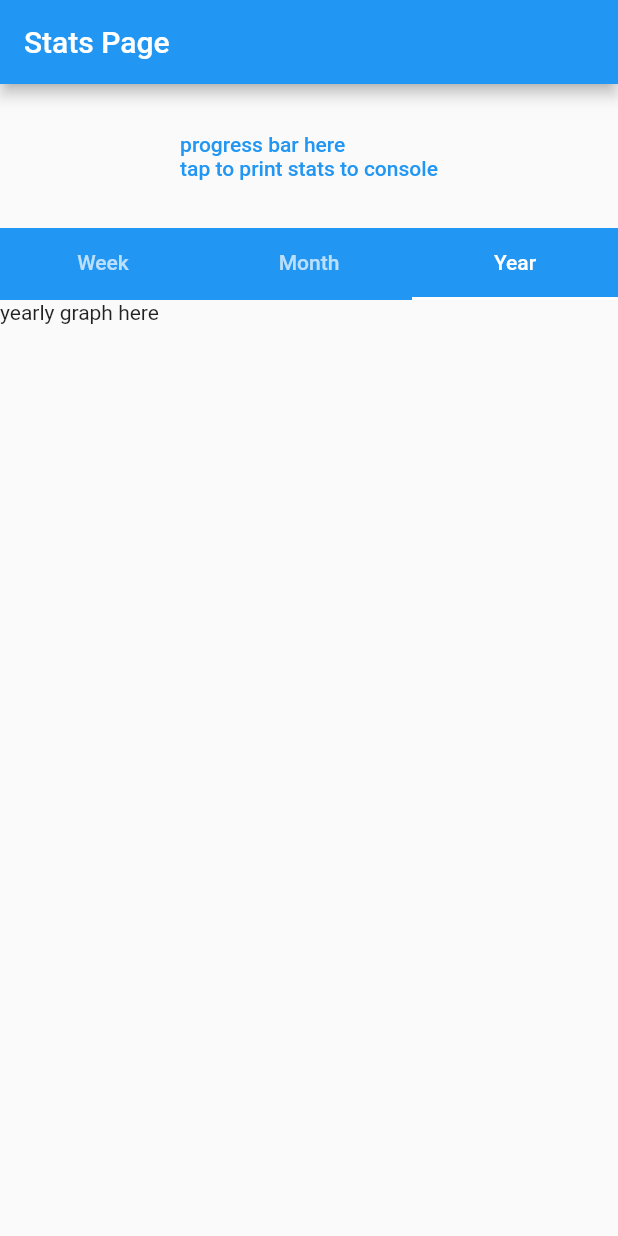
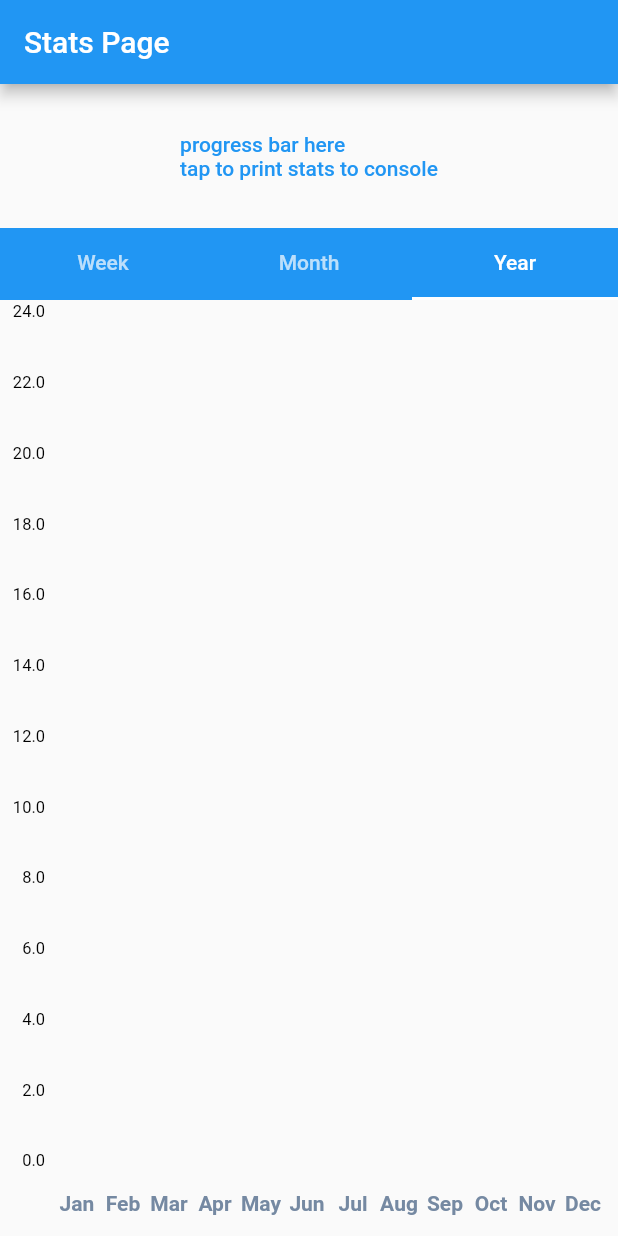
Before and after one commit to ayz122004/carrot, a Flutter app: the StatPage screen opened directly, tab 3 chosen, on a phone screen of 412 x 824 dp. Run offline on Flutter 3.47's test engine with Material 2 defaults, Android fonts, the phone set to English and light mode, and no system bars; drawn by our look-alikes of fl_chart; our stand-ins replace fluttertoast.

Commit message:
added yearly graph

```diff
--- a/lib/Pages/stat_page.dart
+++ b/lib/Pages/stat_page.dart
@@ -166,7 +166,7 @@ class _StatPageState extends State<StatPage> with TickerProviderStateMixin {
                     fontSize: 14),
                 margin: 20,
                 getTitles: (double value) {
-                  return (value+1).toInt().toString();
+                  return (value + 1).toInt().toString();
                 },
               ),
             ),
@@ -189,6 +189,68 @@ class _StatPageState extends State<StatPage> with TickerProviderStateMixin {
       );
     }
 
+    Widget yearChart() {
+      getYearList();
+      return Padding(
+        padding: const EdgeInsets.all(8.0),
+        child: BarChart(
+          BarChartData(
+            alignment: BarChartAlignment.spaceAround,
+            maxY: 24,
+            titlesData: FlTitlesData(
+              show: true,
+              leftTitles: SideTitles(
+                  showTitles: true,
+                  getTitles: (double value) {
+                    return value.toString();
+                  }
+                  //margin: 20;
+                  ),
+              bottomTitles: SideTitles(
+                showTitles: true,
+                getTextStyles: (value) => const TextStyle(
+                    color: Color(0xff7589a2),
+                    fontWeight: FontWeight.bold,
+                    fontSize: 14),
+                margin: 20,
+                getTitles: (double value) {
+                  List<String> _months = [
+                    "Jan",
+                    "Feb",
+                    "Mar",
+                    "Apr",
+                    "May",
+                    "Jun",
+                    "Jul",
+                    "Aug",
+                    "Sep",
+                    "Oct",
+                    "Nov",
+                    "Dec",
+                  ];
+                  return _months[value.toInt()];
+                },
+              ),
+            ),
+            borderData: FlBorderData(
+              show: false,
+            ),
+            barGroups: [
+              for (int i = 0; i < 12; i++)
+                BarChartGroupData(
+                  x: i,
+                  barRods: [
+                    BarChartRodData(
+                        y: (yearList[i] / 60),
+                        colors: [Colors.lightBlueAccent, Colors.greenAccent])
+                  ],
+                ),
+            ],
+          ),
+        ),
+      );
+    }
+
     return Scaffold(
       appBar: AppBar(
         title: const Text("Stats Page"),
@@ -198,7 +260,8 @@ class _StatPageState extends State<StatPage> with TickerProviderStateMixin {
           SliverToBoxAdapter(
             child: Center(
               child: TextButton(
-                  child: const Text("progress bar here\ntap to print stats to console"),
+                child: const Text(
+                    "progress bar here\ntap to print stats to console"),
                 onPressed: () {
                   getDayList();
                   getWeekList();
@@ -227,7 +290,7 @@ class _StatPageState extends State<StatPage> with TickerProviderStateMixin {
               children: [
                 weekChart(),
                 monthChart(),
-                const Text("yearly graph here"),
+                yearChart(),
               ],
             ),
           ),
```
Lines whose indentation alone changed are shown as unchanged.
